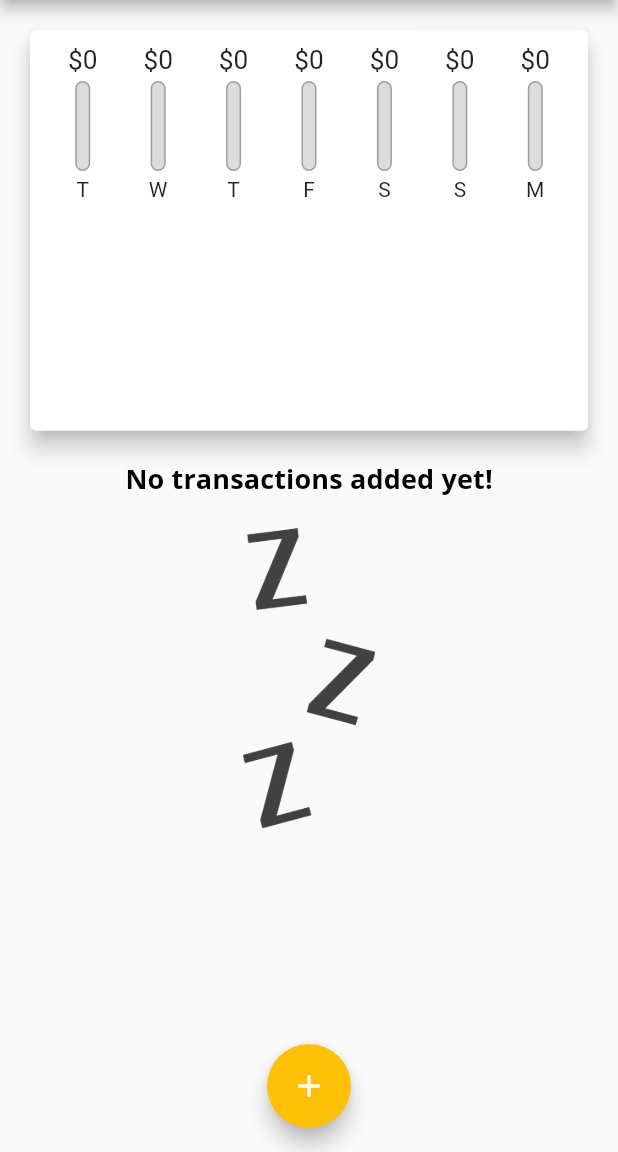
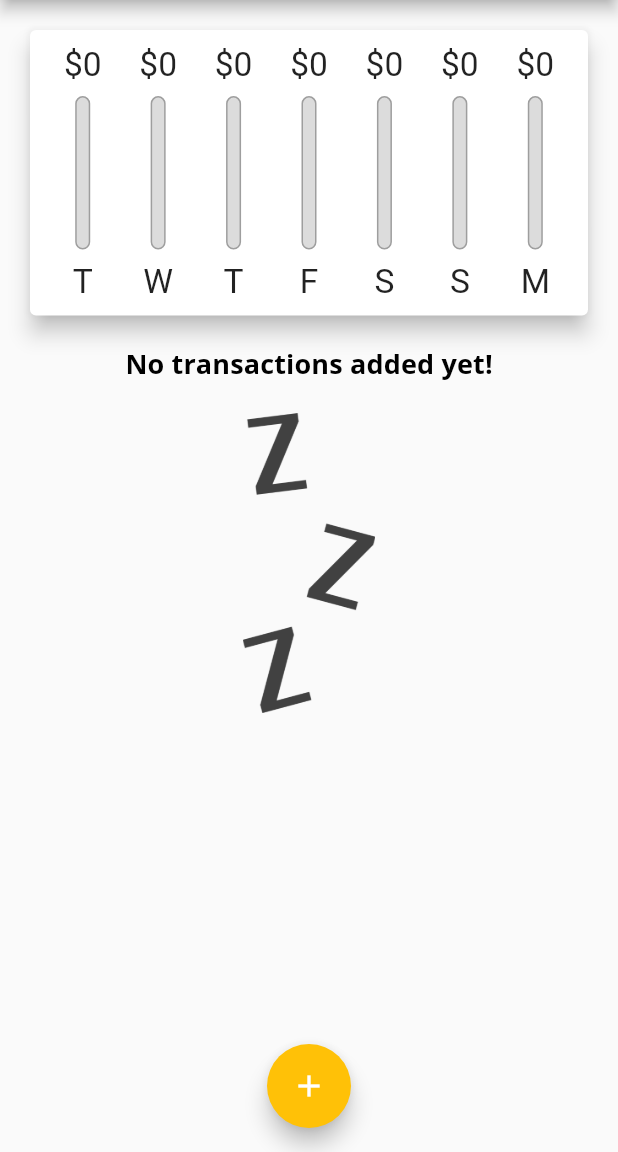
Before and after one commit to ditateum/personal_expenses_responsive_app, a Flutter app: the screen it shows after launch, on a phone screen of 412 x 824 dp, the part 84-1236 px from its top. Run offline on Flutter 3.47's test engine with Material 2 defaults, Android fonts, the phone set to English and light mode, and no system bars.

Commit message:
using the LayoutBuilder Widget

```diff
--- a/lib/main.dart
+++ b/lib/main.dart
@@ -136,14 +136,14 @@ class _MyHomePageState extends State<MyHomePage> {
               height: (MediaQuery.of(context).size.height -
                       appBar.preferredSize.height -
                       MediaQuery.of(context).padding.top) *
-                  0.4,
+                  0.3,
               child: Chart(recentTransactions: _recentTransactions),
             ),
             SizedBox(
               height: (MediaQuery.of(context).size.height -
                       appBar.preferredSize.height -
                       MediaQuery.of(context).padding.top) *
-                  0.6,
+                  0.7,
               child: TransactionList(
                 deleteTx: _deleteTransaction,
                 transactions: _userTransactions,
--- a/lib/widgets/chart_bar.dart
+++ b/lib/widgets/chart_bar.dart
@@ -14,17 +14,19 @@ class ChartBar extends StatelessWidget {
 
   @override
   Widget build(BuildContext context) {
+    return LayoutBuilder(
+      builder: (context, constraints) {
         return Column(
           children: [
             SizedBox(
-          height: 20.0,
+              height: constraints.maxHeight * 0.15,
               child: FittedBox(
                 child: Text('\$${spendingAmount.toStringAsFixed(0)}'),
               ),
             ),
-        const SizedBox(height: 4.0),
+            SizedBox(height: constraints.maxHeight * 0.05),
             SizedBox(
-          height: 60.0,
+              height: constraints.maxHeight * 0.6,
               width: 10.0,
               child: Stack(
                 children: [
@@ -50,9 +52,18 @@ class ChartBar extends StatelessWidget {
                 ],
               ),
             ),
-        const SizedBox(height: 4.0),
-        Text(label),
+            SizedBox(height: constraints.maxHeight * 0.05),
+            SizedBox(
+              height: constraints.maxHeight * 0.15,
+              child: FittedBox(
+                child: Text(
+                  label,
+                ),
+              ),
+            ),
           ],
+        );
+      },
     );
   }
 }
```
Also changed, not shown: 1 other file. Lines whose indentation alone changed are shown as unchanged.
